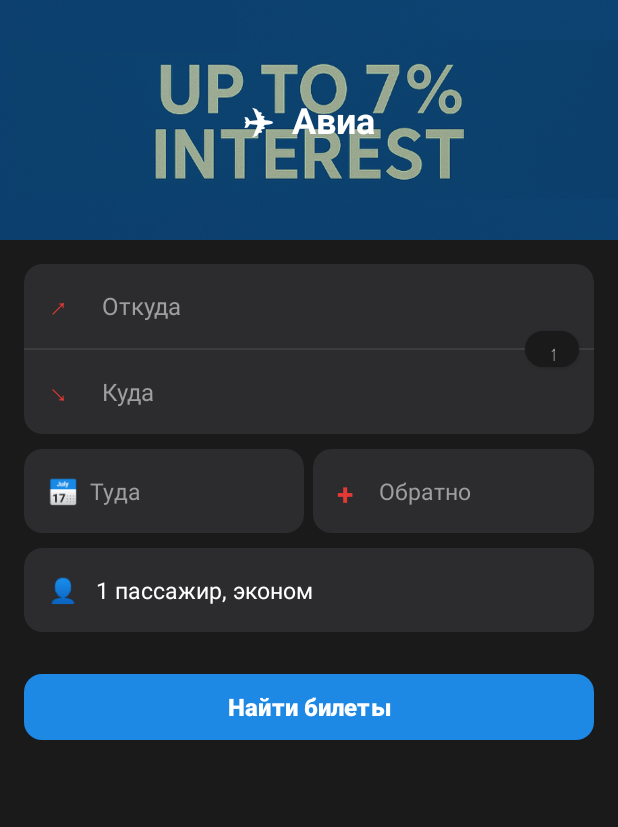
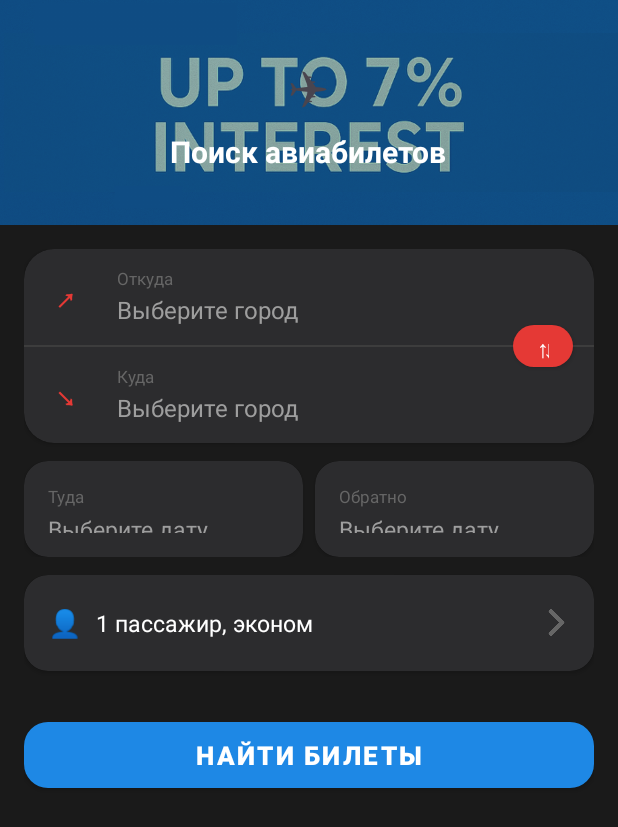
Before and after one commit to NailGareev/TumarSuperApp, an Android app: the fragment AviationFragment shown on its own in the app's theme, on a phone screen of 412 x 824 dp. Shown: the top 827 px of the screen. Run offline under Robolectric (Android 15) with nearby library versions, the phone set to English and light mode, and no system bars; 1 statement that could not run was skipped.

Commit message:
Complete full UI redesign: all 14 screens + drawables
- activity_main: gradient toolbar with white icons, styled bottom nav
- fragment_home: gradient wallet card 36sp balance, action icon circles
- fragment_transfer: header + white form, quick amount chips
- fragment_history: gradient header, card items, beautiful empty state
- fragment_profile: avatar header, purple icon card, outlined logout btn
- fragment_payments: gradient header + purple accent list
- fragment_card: gradient header, virtual card with bg_wallet_card
- fragment_promotions: gradient header + RecyclerView
- fragment_travel: banner with overlay text, pill tabs, 80dp category tiles
- fragment_aviation: redesigned from/to fields with labels, date tiles
- item_transaction: CardView 20dp radius, 52dp icon circle
- item_payment_category: purple uppercase header
- item_payment_service: CardView with emoji icon circle
- item_tour_card: 16dp radius card, gradient overlay on photo

https://claude.ai/code/session_01BkZPVTYddx2RX9WEducbRD

```diff
--- a/app/src/main/res/layout/fragment_aviation.xml
+++ b/app/src/main/res/layout/fragment_aviation.xml
@@ -7,10 +7,10 @@
     android:orientation="vertical"
     android:background="@color/travel_dark">
 
-    <!-- Header banner -->
+    <!-- Header -->
     <FrameLayout
         android:layout_width="match_parent"
-        android:layout_height="160dp"
+        android:layout_height="150dp"
         android:background="@color/travel_accent_blue">
 
         <ImageView
@@ -18,18 +18,31 @@
             android:layout_height="match_parent"
             android:src="@drawable/banner2"
             android:scaleType="centerCrop"
-            android:alpha="0.6"
+            android:alpha="0.5"
             android:contentDescription="@null" />
 
-        <TextView
-            android:layout_width="wrap_content"
-            android:layout_height="wrap_content"
-            android:layout_gravity="center"
-            android:text="✈  Авиа"
-            android:textColor="@color/white"
-            android:textSize="24sp"
-            android:textStyle="bold" />
+        <LinearLayout
+            android:layout_width="match_parent"
+            android:layout_height="match_parent"
+            android:orientation="vertical"
+            android:gravity="center"
+            android:padding="20dp">
 
+            <TextView
+                android:layout_width="wrap_content"
+                android:layout_height="wrap_content"
+                android:text="✈"
+                android:textSize="32sp" />
+
+            <TextView
+                android:layout_width="wrap_content"
+                android:layout_height="wrap_content"
+                android:layout_marginTop="8dp"
+                android:text="Поиск авиабилетов"
+                android:textColor="#FFFFFF"
+                android:textSize="20sp"
+                android:textStyle="bold" />
+        </LinearLayout>
     </FrameLayout>
 
     <!-- Form -->
@@ -44,28 +57,28 @@
             android:orientation="vertical"
             android:padding="16dp">
 
-            <!-- From / To card -->
+            <!-- From/To card -->
             <androidx.cardview.widget.CardView
                 android:layout_width="match_parent"
                 android:layout_height="wrap_content"
-                android:layout_marginBottom="10dp"
-                app:cardCornerRadius="12dp"
-                app:cardElevation="0dp"
+                android:layout_marginBottom="12dp"
+                app:cardCornerRadius="20dp"
+                app:cardElevation="2dp"
                 app:cardBackgroundColor="@color/travel_surface">
 
                 <androidx.constraintlayout.widget.ConstraintLayout
+                    xmlns:app="http://schemas.android.com/apk/res-auto"
                     android:layout_width="match_parent"
                     android:layout_height="wrap_content">
 
-                    <!-- Откуда -->
                     <LinearLayout
                         android:id="@+id/ll_from"
                         android:layout_width="0dp"
-                        android:layout_height="56dp"
+                        android:layout_height="64dp"
                         android:orientation="horizontal"
                         android:gravity="center_vertical"
-                        android:paddingStart="16dp"
-                        android:paddingEnd="56dp"
+                        android:paddingStart="20dp"
+                        android:paddingEnd="60dp"
                         android:background="?attr/selectableItemBackground"
                         android:clickable="true"
                         android:focusable="true"
@@ -74,24 +87,19 @@
                         app:layout_constraintEnd_toEndOf="parent">
 
                         <TextView
-                            android:layout_width="24dp"
+                            android:layout_width="30dp"
                             android:layout_height="wrap_content"
                             android:text="↗"
                             android:textColor="@color/travel_accent_red"
-                            android:textSize="18sp" />
+                            android:textSize="20sp"
+                            android:textStyle="bold" />
 
-                        <TextView
-                            android:id="@+id/tv_from"
-                            android:layout_width="0dp"
-                            android:layout_height="wrap_content"
-                            android:layout_weight="1"
-                            android:layout_marginStart="12dp"
-                            android:text="Откуда"
-                            android:textColor="@color/travel_text_secondary"
-                            android:textSize="16sp" />
+                        <LinearLayout android:layout_width="0dp" android:layout_height="wrap_content" android:layout_weight="1" android:layout_marginStart="12dp" android:orientation="vertical">
+                            <TextView android:layout_width="wrap_content" android:layout_height="wrap_content" android:text="Откуда" android:textColor="#666666" android:textSize="11sp" />
+                            <TextView android:id="@+id/tv_from" android:layout_width="wrap_content" android:layout_height="wrap_content" android:text="Выберите город" android:textColor="@color/travel_text_secondary" android:textSize="16sp" android:layout_marginTop="2dp" />
+                        </LinearLayout>
                     </LinearLayout>
 
-                    <!-- Divider -->
                     <View
                         android:id="@+id/divider"
                         android:layout_width="0dp"
@@ -101,31 +109,29 @@
                         app:layout_constraintStart_toStartOf="parent"
                         app:layout_constraintEnd_toEndOf="parent" />
 
-                    <!-- Swap button -->
                     <com.google.android.material.button.MaterialButton
                         android:id="@+id/btn_swap"
-                        android:layout_width="36dp"
-                        android:layout_height="36dp"
+                        style="@style/Widget.MaterialComponents.Button"
+                        android:layout_width="40dp"
+                        android:layout_height="40dp"
                         android:text="⇅"
-                        android:textColor="@color/travel_text_secondary"
-                        android:textSize="14sp"
-                        app:backgroundTint="@color/travel_dark"
-                        app:cornerRadius="18dp"
-                        style="@style/Widget.MaterialComponents.Button"
+                        android:textColor="@color/white"
+                        android:textSize="16sp"
+                        app:backgroundTint="#E53935"
+                        app:cornerRadius="20dp"
                         app:layout_constraintTop_toTopOf="@id/divider"
                         app:layout_constraintBottom_toBottomOf="@id/divider"
                         app:layout_constraintEnd_toEndOf="parent"
-                        android:layout_marginEnd="10dp" />
+                        android:layout_marginEnd="14dp" />
 
-                    <!-- Куда -->
                     <LinearLayout
                         android:id="@+id/ll_to"
                         android:layout_width="0dp"
-                        android:layout_height="56dp"
+                        android:layout_height="64dp"
                         android:orientation="horizontal"
                         android:gravity="center_vertical"
-                        android:paddingStart="16dp"
-                        android:paddingEnd="56dp"
+                        android:paddingStart="20dp"
+                        android:paddingEnd="60dp"
                         android:background="?attr/selectableItemBackground"
                         android:clickable="true"
                         android:focusable="true"
@@ -134,23 +140,18 @@
                         app:layout_constraintEnd_toEndOf="parent">
 
                         <TextView
-                            android:layout_width="24dp"
+                            android:layout_width="30dp"
                             android:layout_height="wrap_content"
                             android:text="↘"
                             android:textColor="@color/travel_accent_red"
-                            android:textSize="18sp" />
+                            android:textSize="20sp"
+                            android:textStyle="bold" />
 
-                        <TextView
-                            android:id="@+id/tv_to"
-                            android:layout_width="0dp"
-                            android:layout_height="wrap_content"
-                            android:layout_weight="1"
-                            android:layout_marginStart="12dp"
-                            android:text="Куда"
-                            android:textColor="@color/travel_text_secondary"
-                            android:textSize="16sp" />
+                        <LinearLayout android:layout_width="0dp" android:layout_height="wrap_content" android:layout_weight="1" android:layout_marginStart="12dp" android:orientation="vertical">
+                            <TextView android:layout_width="wrap_content" android:layout_height="wrap_content" android:text="Куда" android:textColor="#666666" android:textSize="11sp" />
+                            <TextView android:id="@+id/tv_to" android:layout_width="wrap_content" android:layout_height="wrap_content" android:text="Выберите город" android:textColor="@color/travel_text_secondary" android:textSize="16sp" android:layout_marginTop="2dp" />
+                        </LinearLayout>
                     </LinearLayout>
-
                 </androidx.constraintlayout.widget.ConstraintLayout>
             </androidx.cardview.widget.CardView>
 
@@ -159,42 +160,23 @@
                 android:layout_width="match_parent"
                 android:layout_height="wrap_content"
                 android:orientation="horizontal"
-                android:layout_marginBottom="10dp">
+                android:layout_marginBottom="12dp">
 
                 <androidx.cardview.widget.CardView
                     android:id="@+id/card_date_depart"
                     android:layout_width="0dp"
                     android:layout_height="wrap_content"
                     android:layout_weight="1"
-                    android:layout_marginEnd="6dp"
+                    android:layout_marginEnd="8dp"
                     android:clickable="true"
                     android:focusable="true"
-                    app:cardCornerRadius="12dp"
-                    app:cardElevation="0dp"
+                    app:cardCornerRadius="16dp"
+                    app:cardElevation="2dp"
                     app:cardBackgroundColor="@color/travel_surface">
 
-                    <LinearLayout
-                        android:layout_width="match_parent"
-                        android:layout_height="56dp"
-                        android:orientation="horizontal"
-                        android:gravity="center_vertical"
-                        android:padding="16dp"
-                        android:background="?attr/selectableItemBackground">
-
-                        <TextView
-                            android:layout_width="20dp"
-                            android:layout_height="wrap_content"
-                            android:text="📅"
-                            android:textSize="16sp" />
-
-                        <TextView
-                            android:id="@+id/tv_date_depart"
-                            android:layout_width="wrap_content"
-                            android:layout_height="wrap_content"
-                            android:layout_marginStart="8dp"
-                            android:text="Туда"
-                            android:textColor="@color/travel_text_secondary"
-                            android:textSize="15sp" />
+                    <LinearLayout android:layout_width="match_parent" android:layout_height="64dp" android:orientation="vertical" android:gravity="center_vertical" android:padding="16dp" android:background="?attr/selectableItemBackground">
+                        <TextView android:layout_width="wrap_content" android:layout_height="wrap_content" android:text="Туда" android:textColor="#666666" android:textSize="11sp" />
+                        <TextView android:id="@+id/tv_date_depart" android:layout_width="wrap_content" android:layout_height="wrap_content" android:text="Выберите дату" android:textColor="@color/travel_text_secondary" android:textSize="15sp" android:layout_marginTop="3dp" />
                     </LinearLayout>
                 </androidx.cardview.widget.CardView>
 
@@ -205,37 +187,15 @@
                     android:layout_weight="1"
                     android:clickable="true"
                     android:focusable="true"
-                    app:cardCornerRadius="12dp"
-                    app:cardElevation="0dp"
+                    app:cardCornerRadius="16dp"
+                    app:cardElevation="2dp"
                     app:cardBackgroundColor="@color/travel_surface">
 
-                    <LinearLayout
-                        android:layout_width="match_parent"
-                        android:layout_height="56dp"
-                        android:orientation="horizontal"
-                        android:gravity="center_vertical"
-                        android:padding="16dp"
-                        android:background="?attr/selectableItemBackground">
-
-                        <TextView
-                            android:layout_width="20dp"
-                            android:layout_height="wrap_content"
-                            android:text="+"
-                            android:textColor="@color/travel_accent_red"
-                            android:textSize="20sp"
-                            android:textStyle="bold" />
-
-                        <TextView
-                            android:id="@+id/tv_date_return"
-                            android:layout_width="wrap_content"
-                            android:layout_height="wrap_content"
-                            android:layout_marginStart="8dp"
-                            android:text="Обратно"
-                            android:textColor="@color/travel_text_secondary"
-                            android:textSize="15sp" />
+                    <LinearLayout android:layout_width="match_parent" android:layout_height="64dp" android:orientation="vertical" android:gravity="center_vertical" android:padding="16dp" android:background="?attr/selectableItemBackground">
+                        <TextView android:layout_width="wrap_content" android:layout_height="wrap_content" android:text="Обратно" android:textColor="#666666" android:textSize="11sp" />
+                        <TextView android:id="@+id/tv_date_return" android:layout_width="wrap_content" android:layout_height="wrap_content" android:text="Выберите дату" android:textColor="@color/travel_text_secondary" android:textSize="15sp" android:layout_marginTop="3dp" />
                     </LinearLayout>
                 </androidx.cardview.widget.CardView>
-
             </LinearLayout>
 
             <!-- Passengers card -->
@@ -243,51 +203,33 @@
                 android:id="@+id/card_passengers"
                 android:layout_width="match_parent"
                 android:layout_height="wrap_content"
-                android:layout_marginBottom="24dp"
+                android:layout_marginBottom="28dp"
                 android:clickable="true"
                 android:focusable="true"
-                app:cardCornerRadius="12dp"
-                app:cardElevation="0dp"
+                app:cardCornerRadius="16dp"
+                app:cardElevation="2dp"
                 app:cardBackgroundColor="@color/travel_surface">
 
-                <LinearLayout
-                    android:layout_width="match_parent"
-                    android:layout_height="56dp"
-                    android:orientation="horizontal"
-                    android:gravity="center_vertical"
-                    android:padding="16dp"
-                    android:background="?attr/selectableItemBackground">
-
-                    <TextView
-                        android:layout_width="20dp"
-                        android:layout_height="wrap_content"
-                        android:text="👤"
-                        android:textSize="16sp" />
-
-                    <TextView
-                        android:id="@+id/tv_passengers"
-                        android:layout_width="wrap_content"
-                        android:layout_height="wrap_content"
-                        android:layout_marginStart="12dp"
-                        android:text="1 пассажир, эконом"
-                        android:textColor="@color/white"
-                        android:textSize="15sp" />
+                <LinearLayout android:layout_width="match_parent" android:layout_height="64dp" android:orientation="horizontal" android:gravity="center_vertical" android:padding="16dp" android:background="?attr/selectableItemBackground">
+                    <TextView android:layout_width="wrap_content" android:layout_height="wrap_content" android:text="👤  " android:textSize="18sp" />
+                    <TextView android:id="@+id/tv_passengers" android:layout_width="0dp" android:layout_height="wrap_content" android:layout_weight="1" android:text="1 пассажир, эконом" android:textColor="@color/white" android:textSize="15sp" />
+                    <ImageView android:layout_width="18dp" android:layout_height="18dp" android:src="@drawable/ic_chevron_right_24dp" android:tint="#666666" android:contentDescription="@null" />
                 </LinearLayout>
             </androidx.cardview.widget.CardView>
 
             <!-- Search button -->
             <com.google.android.material.button.MaterialButton
                 android:id="@+id/btn_search_flights"
+                style="@style/Widget.MaterialComponents.Button"
                 android:layout_width="match_parent"
-                android:layout_height="52dp"
+                android:layout_height="56dp"
                 android:text="Найти билеты"
-                android:textColor="@color/white"
-                android:textSize="16sp"
+                android:textColor="#FFFFFF"
+                android:textSize="17sp"
                 android:textStyle="bold"
                 app:backgroundTint="@color/travel_accent_blue"
-                app:cornerRadius="12dp" />
+                app:cornerRadius="16dp" />
 
         </LinearLayout>
     </androidx.core.widget.NestedScrollView>
-
 </LinearLayout>
--- a/app/src/main/res/layout/item_payment_category.xml
+++ b/app/src/main/res/layout/item_payment_category.xml
@@ -6,7 +6,7 @@
     android:paddingStart="20dp"
     android:paddingEnd="16dp"
     android:paddingTop="20dp"
-    android:paddingBottom="8dp">
+    android:paddingBottom="10dp">
 
     <TextView
         android:id="@+id/tv_category_name"
@@ -16,6 +16,5 @@
         android:textStyle="bold"
         android:textColor="@color/colorPrimary"
         android:textAllCaps="true"
-        android:letterSpacing="0.1" />
-
+        android:letterSpacing="0.12" />
 </LinearLayout>
```
Also changed, not shown: app/src/main/res/layout/item_payment_service.xml (+11 -12 lines), app/src/main/res/layout/item_tour_card.xml (+72 -71 lines), app/src/main/res/layout/item_transaction.xml (+8 -13 lines).
